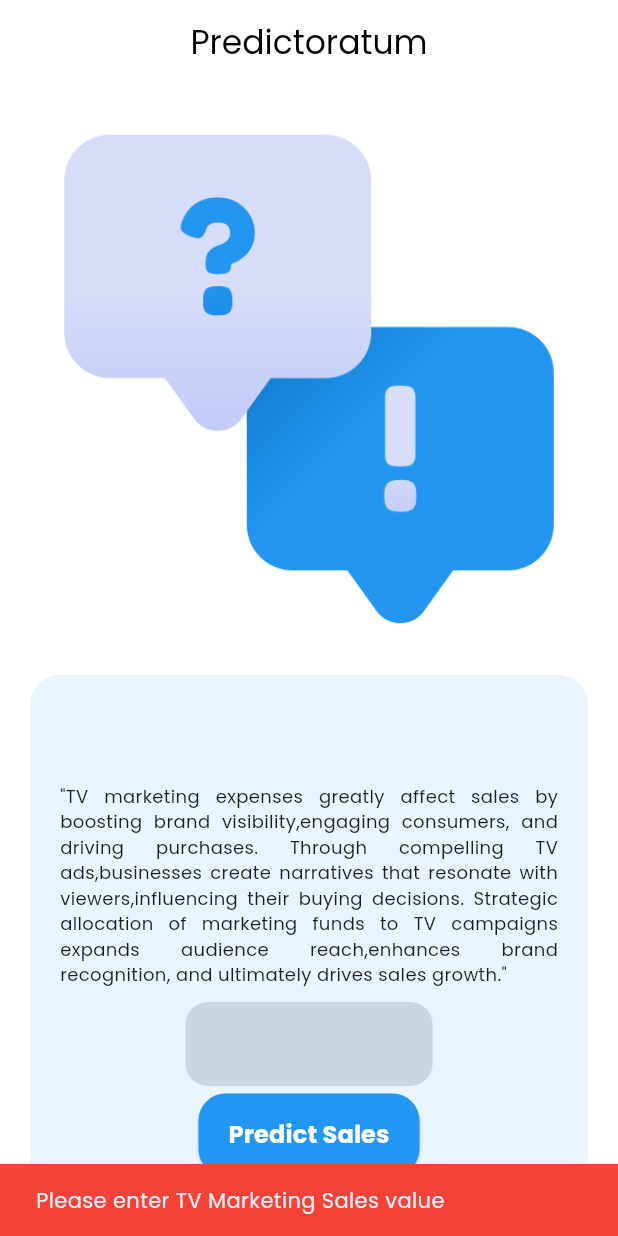
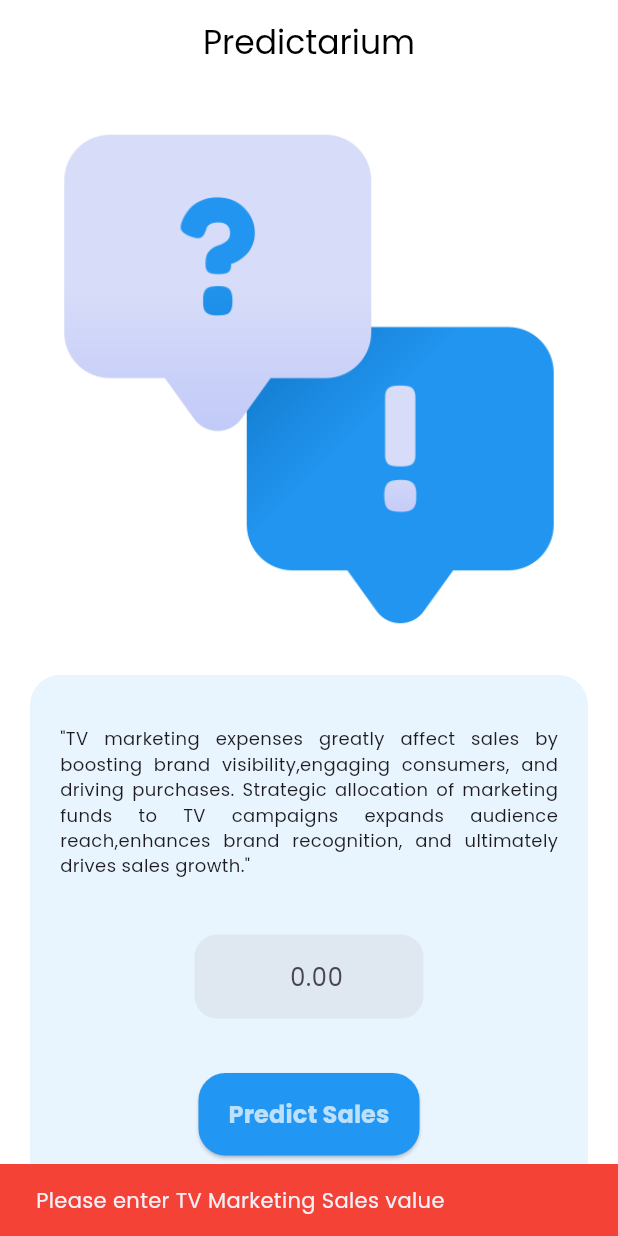
Before and after one commit to AvitBrian/alu-machine_learning, a Flutter app: the screen it shows after launch, after a tap on "Predict Sales", on a phone screen of 412 x 824 dp. Run offline on Flutter 3.47's test engine with Material 3 defaults, Android fonts, the phone set to English and light mode, and no system bars; our stand-ins replace google_fonts.

Commit message:
final updates

```diff
--- a/implementation/flutter_ml_app/lib/features/navigation/home_screen/home_screen.dart
+++ b/implementation/flutter_ml_app/lib/features/navigation/home_screen/home_screen.dart
@@ -74,7 +74,7 @@ class _HomeScreenState extends State<HomeScreen> {
         ));
       }
     } else {
-      ScaffoldMessenger.of(context).showSnackBar(SnackBar(
+      ScaffoldMessenger.of(context).showSnackBar(const SnackBar(
         content: Text("Please enter TV Marketing Sales value"),
         backgroundColor: Colors.red,
       ));
@@ -85,8 +85,8 @@ class _HomeScreenState extends State<HomeScreen> {
   Widget build(BuildContext context) {
     return Scaffold(
       appBar: AppBar(
-        title: Text(
-          "Predictoratum",
+        title: const Text(
+          "Predictarium",
           style: TextStyle(color: Colors.black),
         ),
         centerTitle: true,
@@ -94,37 +94,45 @@ class _HomeScreenState extends State<HomeScreen> {
         elevation: 0,
       ),
       backgroundColor: Colors.white,
-      body: Padding(
+      body: CustomScrollView(
+        slivers: [
+          SliverFillRemaining(
+              hasScrollBody: false,
+              child: Padding(
                 padding: const EdgeInsets.all(20.0),
+                child: SafeArea(
                   child: Column(
                     mainAxisAlignment: MainAxisAlignment.center,
-          crossAxisAlignment: CrossAxisAlignment.stretch,
+                    crossAxisAlignment: CrossAxisAlignment.start,
                     children: [
                       Expanded(
+                        flex: 1,
                         child: Stack(
                           children: [
                             Container(
                               decoration: BoxDecoration(
-                      image: DecorationImage(
+                                image: const DecorationImage(
                                   image: AssetImage("assets/faq.png"),
                                   fit: BoxFit.contain,
                                 ),
                                 borderRadius: BorderRadius.circular(20),
                               ),
-                    padding: EdgeInsets.all(20),
+                              padding: const EdgeInsets.all(20),
                             ),
                             if (prediction != null)
                               Container(
                                 decoration: BoxDecoration(
                                   borderRadius: BorderRadius.circular(20),
                                 ),
-                      padding: EdgeInsets.all(20),
+                                padding: const EdgeInsets.all(20),
                                 child: BackdropFilter(
-                        filter: ImageFilter.blur(sigmaX: 10, sigmaY: 10),
+                                  filter:
+                                      ImageFilter.blur(sigmaX: 10, sigmaY: 10),
                                   child: Container(
                                     color: Colors.transparent,
                                     child: Column(
-                            mainAxisAlignment: MainAxisAlignment.center,
+                                      mainAxisAlignment:
+                                          MainAxisAlignment.center,
                                       children: [
                                         Center(
                                           child: Text(
@@ -135,11 +143,13 @@ class _HomeScreenState extends State<HomeScreen> {
                                               foreground: Paint()
                                                 ..style = PaintingStyle.stroke
                                                 ..strokeWidth = .3
-                                      ..color = Colors.black, // Outline color
+                                                ..color = Colors
+                                                    .black, // Outline color
                                               shadows: const [
                                                 Shadow(
                                                   blurRadius: 1,
-                                        offset: Offset(.5, .5), // Shadow offset
+                                                  offset: Offset(
+                                                      .5, .5), // Shadow offset
                                                   color: Colors.blue,
                                                 )
                                               ],
@@ -156,18 +166,19 @@ class _HomeScreenState extends State<HomeScreen> {
                       ),
                       const SizedBox(height: 20),
                       Expanded(
-              child: IntrinsicWidth(
+                        flex: 1,
                         child: Container(
+
                           decoration: BoxDecoration(
                             color: Colors.blue.withOpacity(0.1),
                             borderRadius: BorderRadius.circular(20),
                           ),
-                  padding: EdgeInsets.all(20),
+                          padding: const EdgeInsets.all(20),
                           child: Column(
-                    mainAxisAlignment: MainAxisAlignment.end,
+                            mainAxisAlignment: MainAxisAlignment.spaceEvenly,
                             children: [
                               const Text(
-                        """\"TV marketing expenses greatly affect sales by boosting brand visibility,engaging consumers, and driving purchases. Through compelling TV ads,businesses create narratives that resonate with viewers,influencing their buying decisions. Strategic allocation of marketing funds to TV campaigns expands audience reach,enhances brand recognition, and ultimately drives sales growth.\"""",
+                                """\"TV marketing expenses greatly affect sales by boosting brand visibility,engaging consumers, and driving purchases. Strategic allocation of marketing funds to TV campaigns expands audience reach,enhances brand recognition, and ultimately drives sales growth.\"""",
                                 style: TextStyle(fontSize: 12),
                                 textAlign: TextAlign.justify,
                               ),
@@ -175,7 +186,9 @@ class _HomeScreenState extends State<HomeScreen> {
                                 height: 10,
                               ),
                               SizedBox(
-                        width: MediaQuery.of(context).size.width / 2.5,
+                                height: 60,
+                                width:
+                                    MediaQuery.of(context).size.width / 2.7,
                                 child: TextFormField(
                                   controller: _textController,
                                   keyboardType: TextInputType.number,
@@ -185,10 +198,10 @@ class _HomeScreenState extends State<HomeScreen> {
                                     ThousandsFormatter(), // Custom formatter
                                   ],
                                   decoration: InputDecoration(
-                            prefix: Text("\$"),
-                            hintText: "",
+                                    prefix: const Text("\$"),
+                                    hintText: "0.00",
                                     filled: true,
-                            fillColor: Colors.black12,
+                                    fillColor: Color.fromARGB(13, 186, 185, 185).withOpacity(0.2),
                                     border: OutlineInputBorder(
                                       borderRadius: BorderRadius.circular(15),
                                       borderSide: BorderSide.none,
@@ -212,12 +225,12 @@ class _HomeScreenState extends State<HomeScreen> {
                                   padding: const EdgeInsets.symmetric(
                                       vertical: 16, horizontal: 20),
                                 ),
-                        child: const Text(
+                                child: Text(
                                   "Predict Sales",
                                   style: TextStyle(
                                     fontSize: 16,
                                     fontWeight: FontWeight.bold,
-                            color: Colors.white,
+                                    color: Colors.white.withOpacity(0.7),
                                   ),
                                 ),
                               ),
@@ -225,9 +238,11 @@ class _HomeScreenState extends State<HomeScreen> {
                           ),
                         ),
                       ),
-            ),
                     ],
                   ),
+                ),
+              ))
+        ],
       ),
     );
   }
```
Also changed, not shown: 1 other file. Lines whose indentation alone changed are shown as unchanged.
